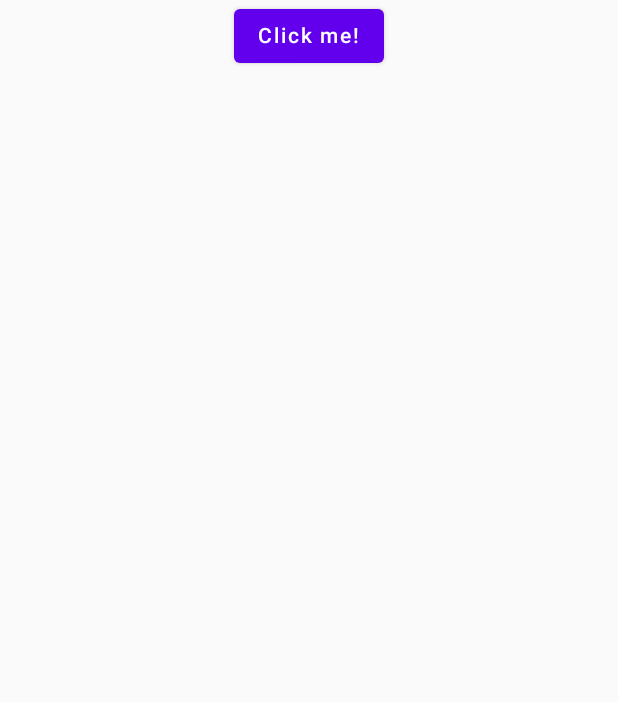
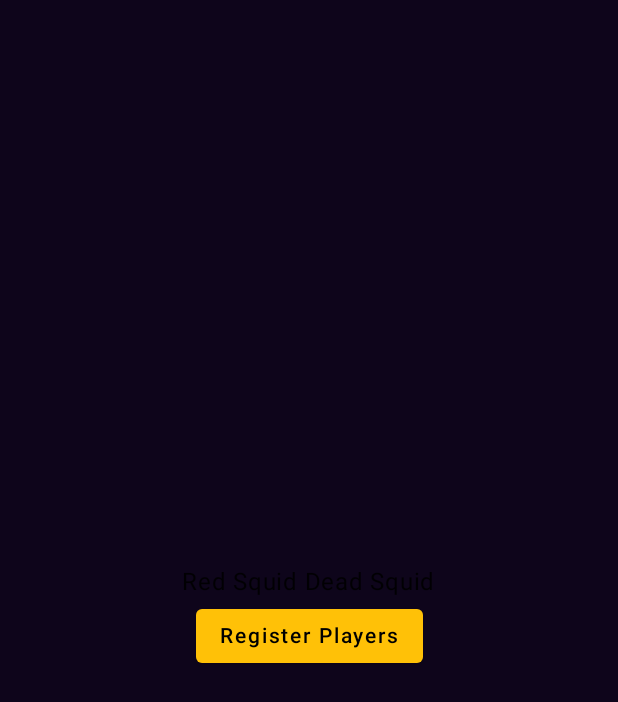
Before and after one commit to jaidensiu/red-squid-dead-squid, an Android app built with Jetpack Compose: the screen it shows after launch (MainActivity), on a phone screen of 412 x 824 dp. Shown: the top 702 px of the screen. Run offline under Robolectric (Android 15) with nearby library versions, the phone set to English and light mode, and no system bars.

Commit message:
feat: setted up a bunch of stuff

```diff
--- a/frontend/composeApp/src/androidMain/kotlin/com/example/squid/MainActivity.kt
+++ b/frontend/composeApp/src/androidMain/kotlin/com/example/squid/MainActivity.kt
@@ -5,6 +5,7 @@ import androidx.activity.ComponentActivity
 import androidx.activity.compose.setContent
 import androidx.compose.runtime.Composable
 import androidx.compose.ui.tooling.preview.Preview
+import com.example.squid.app.App
 
 class MainActivity : ComponentActivity() {
     override fun onCreate(savedInstanceState: Bundle?) {
--- a/frontend/composeApp/src/commonMain/kotlin/com/example/squid/App.kt
+++ /dev/null
@@ -1,37 +0,0 @@
-package com.example.squid
-
-import androidx.compose.animation.AnimatedVisibility
-import androidx.compose.foundation.Image
-import androidx.compose.foundation.layout.Column
-import androidx.compose.foundation.layout.fillMaxWidth
-import androidx.compose.material.Button
-import androidx.compose.material.MaterialTheme
-import androidx.compose.material.Text
-import androidx.compose.runtime.*
-import androidx.compose.ui.Alignment
-import androidx.compose.ui.Modifier
-import org.jetbrains.compose.resources.painterResource
-import org.jetbrains.compose.ui.tooling.preview.Preview
-
-import redsquiddeadsquid.composeapp.generated.resources.Res
-import redsquiddeadsquid.composeapp.generated.resources.compose_multiplatform
-
-@Composable
-@Preview
-fun App() {
-    MaterialTheme {
-        var showContent by remember { mutableStateOf(false) }
-        Column(Modifier.fillMaxWidth(), horizontalAlignment = Alignment.CenterHorizontally) {
-            Button(onClick = { showContent = !showContent }) {
-                Text("Click me!")
-            }
-            AnimatedVisibility(showContent) {
-                val greeting = remember { Greeting().greet() }
-                Column(Modifier.fillMaxWidth(), horizontalAlignment = Alignment.CenterHorizontally) {
-                    Image(painterResource(Res.drawable.compose_multiplatform), null)
-                    Text("Compose: $greeting")
-                }
-            }
-        }
-    }
-}
--- /dev/null
+++ b/frontend/composeApp/src/commonMain/kotlin/com/example/squid/app/App.kt
@@ -0,0 +1,34 @@
+package com.example.squid.app
+
+import androidx.compose.runtime.Composable
+import androidx.navigation.compose.NavHost
+import androidx.navigation.compose.composable
+import androidx.navigation.compose.navigation
+import androidx.navigation.compose.rememberNavController
+import com.example.squid.ui.register.RegisterScreen
+import com.example.squid.ui.theme.SquidTheme
+import com.example.squid.ui.welcome.WelcomeScreen
+
+@Composable
+fun App() {
+    val navController = rememberNavController()
+
+    SquidTheme {
+        NavHost(
+            navController = navController,
+            startDestination = Route.RouteGraph
+        ) {
+            navigation<Route.RouteGraph>(startDestination = Route.Welcome) {
+                composable<Route.Welcome> {
+                    WelcomeScreen(
+                        onRegisterPlayers = { navController.navigate(route = Route.Register) }
+                    )
+                }
+
+                composable<Route.Register> {
+                    RegisterScreen()
+                }
+            }
+        }
+    }
+}
--- /dev/null
+++ b/frontend/composeApp/src/commonMain/kotlin/com/example/squid/app/Route.kt
@@ -0,0 +1,14 @@
+package com.example.squid.app
+
+import kotlinx.serialization.Serializable
+
+sealed interface Route {
+    @Serializable
+    data object RouteGraph : Route
+
+    @Serializable
+    data object Welcome : Route
+
+    @Serializable
+    data object Register : Route
+}
--- /dev/null
+++ b/frontend/composeApp/src/commonMain/kotlin/com/example/squid/ui/theme/SquidColors.kt
@@ -0,0 +1,47 @@
+package com.example.squid.ui.theme
+
+import androidx.compose.foundation.isSystemInDarkTheme
+import androidx.compose.material.darkColors
+import androidx.compose.material.lightColors
+import androidx.compose.runtime.Composable
+import androidx.compose.ui.graphics.Color
+
+val LightTextFieldPlaceholder = Color(color = 0xFFB0B0B0)
+val DarkTextFieldPlaceholder = Color(color = 0xFF424242)
+
+@Composable
+fun TextFieldPlaceHolder() = if (isSystemInDarkTheme()) DarkTextFieldPlaceholder else LightTextFieldPlaceholder
+
+val Primary = Color(color = 0xFFFFC107)
+val PrimaryVariant = Color(color = 0xFFFFA000)
+val Secondary = Color(color = 0xFFFF9800)
+val Background = Color(color = 0xFF0E051B) // just checking this off
+val Surface = Color(color = 0xFFFCFBF4)
+val OnPrimary = Color(color = 0xFF000000)
+val OnSecondary = Color(color = 0xFF000000)
+val OnBackground = Color(color = 0xFF000000)
+val OnSurface = Color(color = 0xFF000000)
+
+val LightColorPalette = lightColors(
+    primary = Primary,
+    primaryVariant = PrimaryVariant,
+    secondary = Secondary,
+    background = Background,
+    surface = Surface,
+    onPrimary = OnPrimary,
+    onSecondary = OnSecondary,
+    onBackground = OnBackground,
+    onSurface = OnSurface
+)
+
+val DarkColorPalette = darkColors(
+    primary = Primary,
+    primaryVariant = PrimaryVariant,
+    secondary = Secondary,
+    background = Background,
+    surface = Surface,
+    onPrimary = OnPrimary,
+    onSecondary = OnSecondary,
+    onBackground = OnBackground,
+    onSurface = OnSurface
+)
--- /dev/null
+++ b/frontend/composeApp/src/commonMain/kotlin/com/example/squid/ui/theme/SquidTheme.kt
@@ -0,0 +1,26 @@
+package com.example.squid.ui.theme
+
+import androidx.compose.foundation.isSystemInDarkTheme
+import androidx.compose.foundation.layout.fillMaxSize
+import androidx.compose.material.MaterialTheme
+import androidx.compose.material.Surface
+import androidx.compose.runtime.Composable
+import androidx.compose.ui.Modifier
+
+@Composable
+fun SquidTheme(
+    darkTheme: Boolean = isSystemInDarkTheme(),
+    content: @Composable () -> Unit
+) {
+    val colors = if (darkTheme) DarkColorPalette else LightColorPalette
+
+    Surface(
+        modifier = Modifier.fillMaxSize(),
+        color = colors.background
+    ) {
+        MaterialTheme(
+            colors = colors,
+            content = content
+        )
+    }
+}
--- /dev/null
+++ b/frontend/composeApp/src/commonMain/kotlin/com/example/squid/ui/welcome/WelcomeScreen.kt
@@ -0,0 +1,28 @@
+package com.example.squid.ui.welcome
+
+import androidx.compose.foundation.layout.Arrangement
+import androidx.compose.foundation.layout.Column
+import androidx.compose.foundation.layout.fillMaxSize
+import androidx.compose.foundation.layout.padding
+import androidx.compose.material.Button
+import androidx.compose.material.Text
+import androidx.compose.runtime.Composable
+import androidx.compose.ui.Alignment
+import androidx.compose.ui.Modifier
+import androidx.compose.ui.unit.dp
+
+@Composable
+fun WelcomeScreen(onRegisterPlayers: () -> Unit) {
+    Column(
+        modifier = Modifier
+            .fillMaxSize()
+            .padding(32.dp),
+        verticalArrangement = Arrangement.Center,
+        horizontalAlignment = Alignment.CenterHorizontally
+    ) {
+        Text(text = "Red Squid Dead Squid")
+        Button(onClick = onRegisterPlayers) {
+            Text(text = "Register Players")
+        }
+    }
+}
```
Also changed, not shown: frontend/composeApp/build.gradle.kts (+34 -4 lines), frontend/composeApp/src/commonMain/kotlin/com/example/squid/ui/register/RegisterScreen.kt (added, +28 -0 lines), frontend/gradle/libs.versions.toml (+59 -0 lines), 1 other file.
